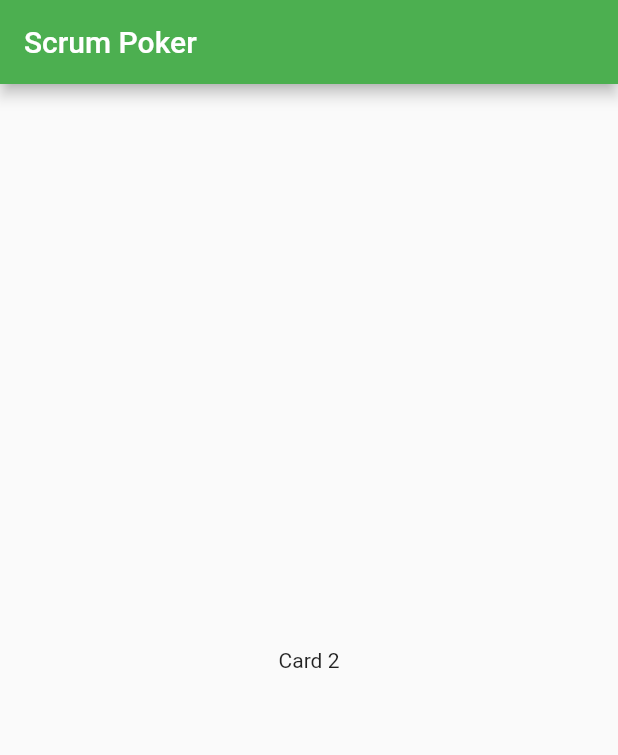
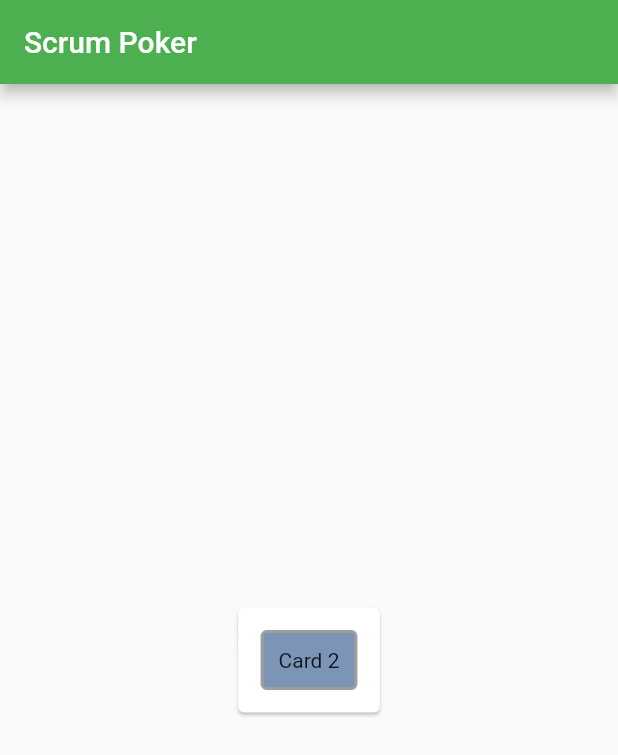
Before and after one commit to sam-thorn/scrum_poker, a Flutter app: the screen it shows after launch, swiped to page 2, on a phone screen of 412 x 824 dp. Shown: the top 755 px of the screen. Run offline on Flutter 3.47's test engine with Material 2 defaults, Android fonts, the phone set to English and light mode, and no system bars.

Commit message:
Testing BoxDecoration on Card 2

```diff
--- a/lib/main.dart
+++ b/lib/main.dart
@@ -55,8 +55,26 @@ class MyStatelessWidget extends StatelessWidget {
             ]),
           )),
           Center(
-            child: Text('Card 2'),
-          ),
+              child: Card(
+                  child:
+                      Column(mainAxisSize: MainAxisSize.min, children: <Widget>[
+            Container(
+              margin: const EdgeInsets.all(15),
+              padding: const EdgeInsets.all(10),
+              decoration: BoxDecoration(
+                color: const Color(0xff7c94b6),
+                border: Border.all(
+                  color: Colors.grey,
+                  width: 2,
+                ),
+                borderRadius: BorderRadius.circular(4),
+                //image: const DecorationImage(
+                //image: NetworkImage('https://flutter.github.io/assets-for-api-docs/assets/widgets/owl-2.jpg'),
+                //fit: BoxFit.cover,
+              ),
+              child: Text('Card 2'),
+            ),
+          ]))),
           Center(
             child: Text('Card 3'),
           ),
```
